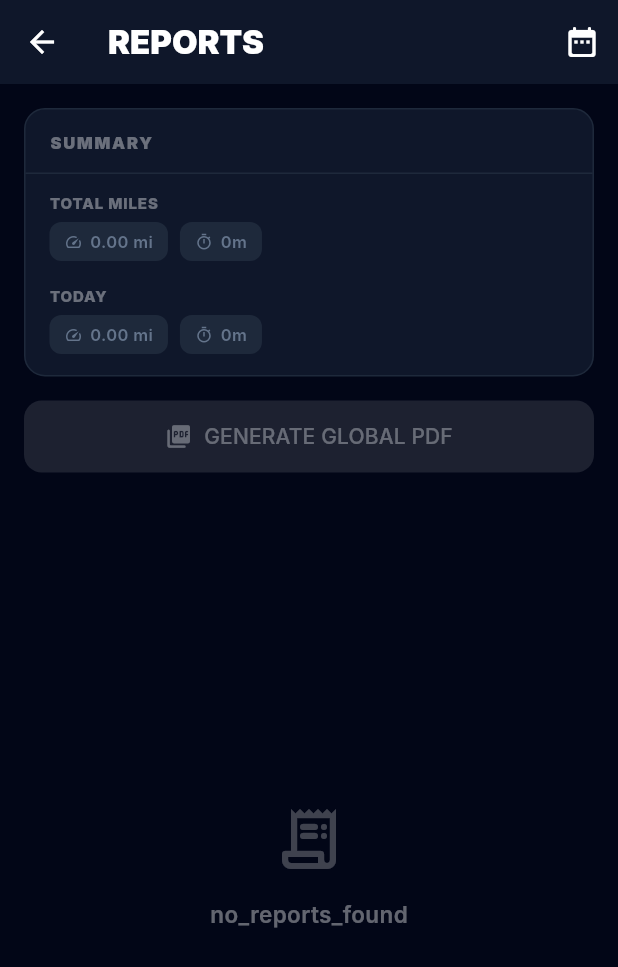
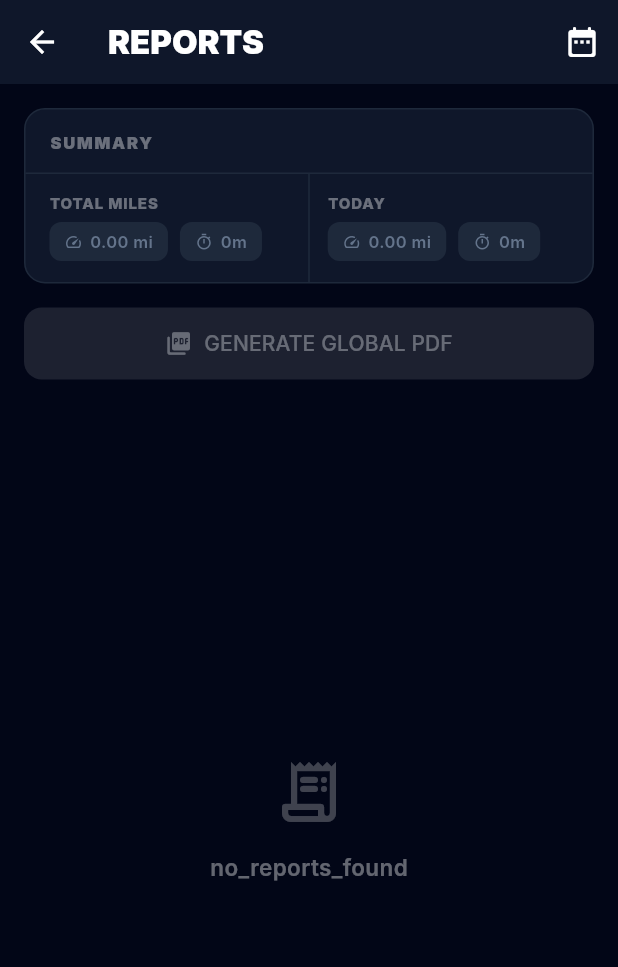
Before and after one commit to CEOOMS01/ControlMiles-app, a Flutter app: the ReportsScreen screen opened by its route, on a phone screen of 412 x 824 dp. Shown: the top 967 px of the screen. Run offline on Flutter 3.47's test engine with Material 3 defaults, Android fonts, the phone set to English and light mode, and no system bars; our stand-ins replace camera, connectivity_plus, flutter_local_notifications, flutter_map, flutter_secure_storage, flutter_timezone and 8 more; missing offline and left inert: flutter_background_geolocation, google_mlkit_text_recognition; accounts and stored records are empty; Roboto replaces fonts that are missing (Inter).

Commit message:
Reports screen: accentuate card borders in light mode, redesign Summary card
Two explicit visual fixes:

- All card/section borders and internal Dividers on Reports used the
  app-wide #E2E8F0 light-mode border token, nearly indistinguishable from
  the #F8FAFC scaffold background -- every box on the screen (Summary
  card, session cards, the trip-details divider, the month-divider rule)
  read as borderless in light mode. Scoped the fix to this screen only
  (not the shared app-wide token, which would touch every other screen):
  bumped to #CBD5E1, a darker step of the same slate palette already used
  elsewhere in this exact file.

- Summary card: TOTAL MILES and TODAY used to stack vertically with no
  visual separation between two genuinely different figures (period
  total vs. today's rolling total, which resets at midnight and the
  other doesn't). Rebuilt as two columns side by side with a
  VerticalDivider between them, each keeping its own label directly above
  its stats. Chips switched from Row to Wrap so they degrade gracefully
  in the now-halved column width instead of risking overflow.

flutter analyze: 0 issues. Verified live on-device in light mode.

Co-Authored-By: Claude Sonnet 5 <noreply@anthropic.com>

```diff
--- a/lib/screens/reports_screen.dart
+++ b/lib/screens/reports_screen.dart
@@ -362,7 +362,14 @@ class _ReportsScreenState extends State<ReportsScreen> {
 
     final scaffoldBg = isDark ? const Color(0xFF020617) : const Color(0xFFF8FAFC);
     final cardBg     = isDark ? const Color(0xFF0F172A) : Colors.white;
-    final border     = isDark ? const Color(0xFF1E293B) : const Color(0xFFE2E8F0);
+    // BUG FIX (pedido explícito): #E2E8F0 (el borde compartido por casi
+    // toda la app) es casi indistinguible del fondo del scaffold
+    // (#F8FAFC) en modo día -- las líneas de las cards en Reports (bordes
+    // + Dividers internos) quedaban casi invisibles. Escalado a un tono
+    // más oscuro de la misma paleta slate (#CBD5E1, ya usado en esta
+    // misma pantalla para el ícono del empty state) -- cambio acotado a
+    // esta pantalla, no al token compartido de toda la app.
+    final border     = isDark ? const Color(0xFF1E293B) : const Color(0xFFCBD5E1);
 
     return Scaffold(
       backgroundColor: scaffoldBg,
@@ -532,20 +539,31 @@ class _ReportsScreenState extends State<ReportsScreen> {
             ),
           ),
           Divider(height: 1, color: border),
-          Padding(
-            padding: const EdgeInsets.fromLTRB(16, 12, 16, 6),
+          // BUG FIX (pedido explícito): TOTAL y TODAY vivían apilados uno
+          // debajo del otro, sin ninguna separación visual que dejara claro
+          // que son dos cifras distintas (una es el total del período, la
+          // otra el total del día calendario en curso). Ahora van uno al
+          // lado del otro con un divisor vertical entre ambos.
+          IntrinsicHeight(
+            child: Row(
+              crossAxisAlignment: CrossAxisAlignment.stretch,
+              children: [
+                Expanded(
+                  child: Padding(
+                    padding: const EdgeInsets.fromLTRB(16, 12, 12, 14),
                     child: Column(
                       crossAxisAlignment: CrossAxisAlignment.start,
                       children: [
                         subLabel(appState.tr('total_miles')),
-                Row(
+                        Wrap(
+                          spacing: 8,
+                          runSpacing: 8,
                           children: [
                             _infoChip(
                               icon: Icons.speed_rounded,
                               label: fmtMiles(_periodTotalMiles),
                               isDark: isDark,
                             ),
-                    const SizedBox(width: 8),
                             _infoChip(
                               icon: Icons.timer_outlined,
                               label: fmtDuration(_periodTotalDurationSec),
@@ -556,35 +574,44 @@ class _ReportsScreenState extends State<ReportsScreen> {
                       ],
                     ),
                   ),
-          Padding(
-            padding: const EdgeInsets.fromLTRB(16, 10, 16, 14),
+                ),
+                VerticalDivider(width: 1, thickness: 1, color: border),
+                Expanded(
+                  child: Padding(
+                    padding: const EdgeInsets.fromLTRB(12, 12, 16, 14),
                     child: Column(
                       crossAxisAlignment: CrossAxisAlignment.start,
                       children: [
                         subLabel(appState.tr('today')),
-                // BUG FIX (pedido explícito, mismo criterio que Dashboard):
-                // millas y tiempo estaban "flotando" sueltos en un Row --
-                // ahora cada uno vive en su propio cuadrito (mismo chip que
-                // ya usa _infoChip en esta pantalla).
+                        // BUG FIX (pedido explícito, mismo criterio que
+                        // Dashboard): millas y tiempo estaban "flotando"
+                        // sueltos en un Row -- ahora cada uno vive en su
+                        // propio cuadrito (mismo chip que ya usa _infoChip
+                        // en esta pantalla).
                         _summaryLoading
                             ? const SizedBox(
                                 height: 20,
                                 width: 20,
                                 child: CircularProgressIndicator(strokeWidth: 2))
-                    : Row(
+                            : Wrap(
+                                spacing: 8,
+                                runSpacing: 8,
                                 children: [
                                   _infoChip(
                                     icon: Icons.speed_rounded,
                                     label: fmtMiles(_todayMiles),
                                     isDark: isDark,
                                   ),
-                          const SizedBox(width: 8),
                                   _infoChip(
                                     icon: Icons.timer_outlined,
                                     label: fmtDuration(_todayDurationSec),
                                     isDark: isDark,
                                   ),
                                 ],
+                              ),
+                      ],
+                    ),
+                  ),
                 ),
               ],
             ),
```
Lines whose indentation alone changed are shown as unchanged.
